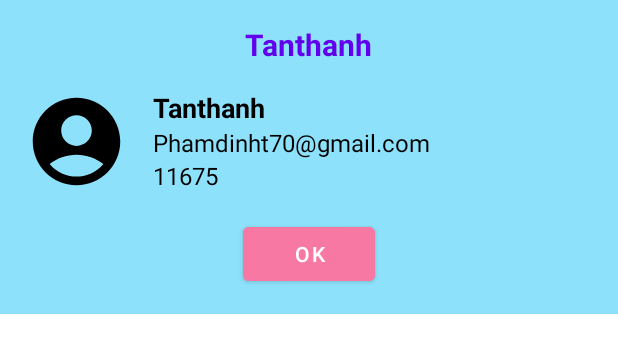
After one commit to godercode/GameTruyTimKhoBau, an Android app: the layout dialog_player_details.xml on its own in the app's theme, with its tools: preview values and no code run, on a phone screen of 412 x 824 dp. The commit adds this screen. Shown: the top 353 px of the screen. Run offline under Robolectric (Android 15) with nearby library versions, the phone set to English and light mode, and no system bars.

Commit message:
#8-add-click-player

```diff
--- a/app/src/main/java/com/example/gametruytimkhobau/TreasureInfoFragment.java
+++ b/app/src/main/java/com/example/gametruytimkhobau/TreasureInfoFragment.java
@@ -79,5 +79,4 @@ public class TreasureInfoFragment extends Fragment {
         return view;
     }
 
-
 }
--- /dev/null
+++ b/app/src/main/res/layout/dialog_player_details.xml
@@ -0,0 +1,74 @@
+<?xml version="1.0" encoding="utf-8"?>
+<LinearLayout xmlns:android="http://schemas.android.com/apk/res/android"
+    android:layout_width="match_parent"
+    android:layout_height="wrap_content"
+    android:orientation="vertical"
+    android:padding="16dp"
+    android:background="#8DE1FA">
+
+    <!-- Nội dung Dialog -->
+    <TextView
+        android:id="@+id/tv_title"
+        android:layout_width="wrap_content"
+        android:layout_height="wrap_content"
+        android:text="Tanthanh"
+        android:textStyle="bold"
+        android:textSize="20sp"
+        android:textColor="@color/purple_blue"
+        android:layout_gravity="center_horizontal" />
+
+    <LinearLayout
+        android:layout_width="match_parent"
+        android:layout_height="wrap_content"
+        android:orientation="horizontal"
+        android:layout_marginTop="16dp">
+
+        <de.hdodenhof.circleimageview.CircleImageView
+            android:id="@+id/img_avatar"
+            android:layout_width="70dp"
+            android:layout_height="70dp"
+            android:src="@drawable/ic_user"
+            android:layout_marginEnd="16dp" />
+
+        <LinearLayout
+            android:layout_width="0dp"
+            android:layout_height="wrap_content"
+            android:orientation="vertical"
+            android:layout_weight="1">
+
+            <TextView
+                android:id="@+id/tv_name"
+                android:layout_width="wrap_content"
+                android:layout_height="wrap_content"
+                android:textColor="@color/black"
+                android:textStyle="bold"
+                android:text="Tanthanh"
+                android:textSize="18sp" />
+
+            <TextView
+                android:id="@+id/tv_email"
+                android:layout_width="wrap_content"
+                android:layout_height="wrap_content"
+                android:text="Phamdinht70@gmail.com"
+                android:textSize="16sp"
+                android:textColor="@color/black" />
+
+            <TextView
+                android:id="@+id/tv_score"
+                android:layout_width="wrap_content"
+                android:layout_height="wrap_content"
+                android:text="11675"
+                android:textSize="16sp"
+                android:textColor="@color/black" />
+        </LinearLayout>
+    </LinearLayout>
+
+    <Button
+        android:id="@+id/btn_ok"
+        android:layout_width="wrap_content"
+        android:layout_height="wrap_content"
+        android:backgroundTint="@color/pink_custom"
+        android:text="OK"
+        android:layout_gravity="center_horizontal"
+        android:layout_marginTop="16dp" />
+</LinearLayout>
--- a/app/src/main/res/values/colors.xml
+++ b/app/src/main/res/values/colors.xml
@@ -9,6 +9,7 @@
     <color name="red">#FF0000</color>
     <color name="white">#FFFFFFFF</color>
     <color name="purple_blue">#6200ED</color>
+    <color name="pink_custom">#F678A3</color>
     <color name="purple_white">#DEE0F7</color>
     <color name="grey">#F8F8F8</color>
 </resources>
```
Also changed, not shown: app/src/main/java/com/example/gametruytimkhobau/LeaderBoardFragment.java (+48 -2 lines), app/src/main/java/com/example/gametruytimkhobau/PlayerAdapter.java (+27 -16 lines).
